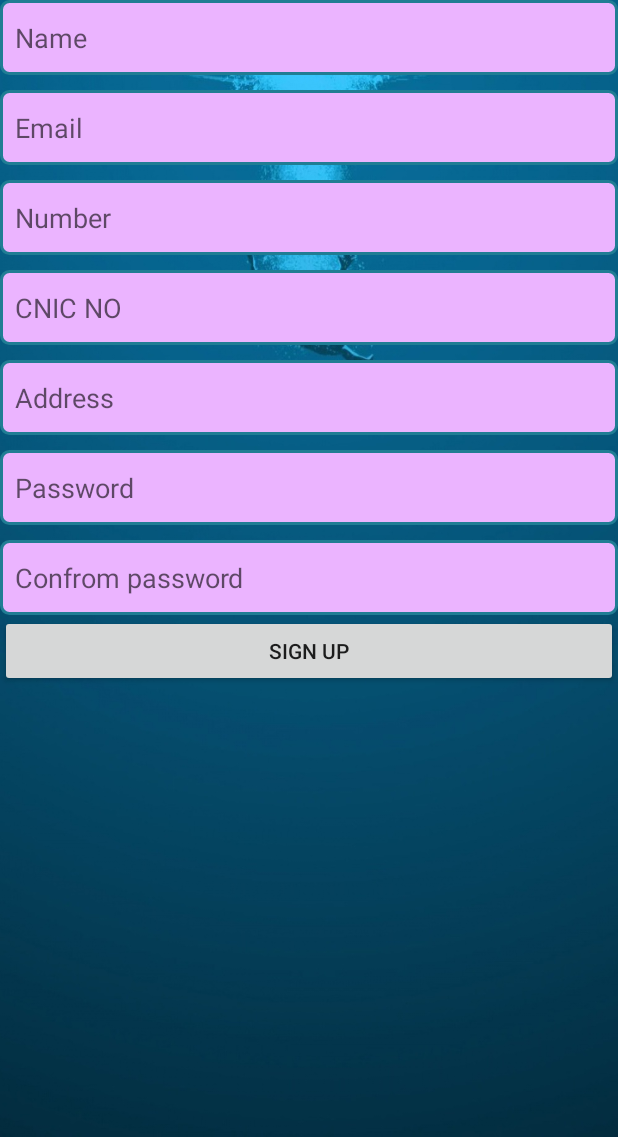
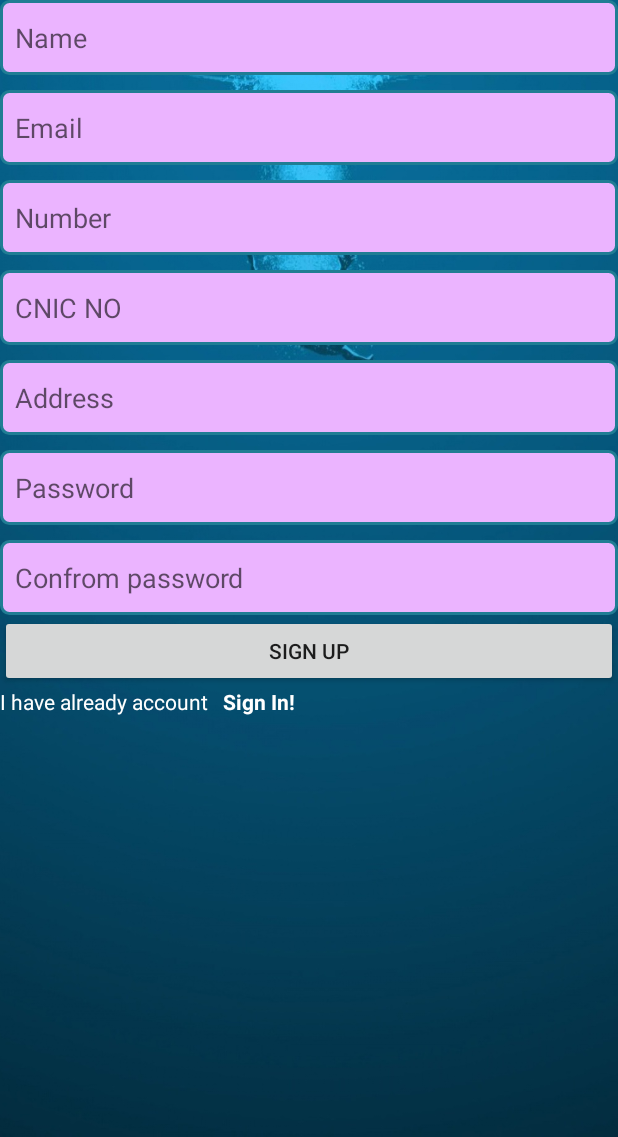
Before and after one commit to muhammadawais82/FitnessApp, an Android app: the SignUP_EMP screen opened directly, with no data from a screen before it, on a phone screen of 412 x 824 dp, the part 99-1236 px from its top. Run offline under Robolectric (Android 15) with nearby library versions, the light colour scheme and no system bars.

Commit message:
add a clickable link which take the user on sign in page if he has already an account

```diff
--- a/app/src/main/java/logic2magic/com/health_fitness/STEP_COUNTER.java
+++ b/app/src/main/java/logic2magic/com/health_fitness/STEP_COUNTER.java
@@ -10,6 +10,7 @@ import android.graphics.BitmapFactory;
 import android.graphics.Rect;
 import android.graphics.drawable.Drawable;
 import android.os.Build;
+import android.support.annotation.RequiresApi;
 import android.support.v4.view.animation.LinearOutSlowInInterpolator;
 import android.support.v7.app.AppCompatActivity;
 import android.os.Bundle;
@@ -80,6 +81,7 @@ public class STEP_COUNTER extends AppCompatActivity {
         init();
     }
 
+    @RequiresApi(api = Build.VERSION_CODES.JELLY_BEAN)
     public void init() {
 
         isServiceStopped = true; // variable for managing service state - required to invoke "stopService" only once to avoid Exception.
--- a/app/src/main/java/logic2magic/com/health_fitness/SignUP_EMP.java
+++ b/app/src/main/java/logic2magic/com/health_fitness/SignUP_EMP.java
@@ -10,6 +10,7 @@ import android.view.View;
 import android.widget.Button;
 import android.widget.EditText;
 import android.widget.Spinner;
+import android.widget.TextView;
 
 import logic2magic.com.health_fitness.db.SQ_EMP;
 
@@ -17,6 +18,7 @@ public class SignUP_EMP extends AppCompatActivity {
 
 
     EditText name, email ,address , password ,confrom_password,number, cnic,degree,subject;
+    TextView tv;
     Button signup_btn;
 
     String str_job_type = null;
@@ -37,6 +39,8 @@ public class SignUP_EMP extends AppCompatActivity {
         password = findViewById(R.id.signup_password);
         number = findViewById(R.id.signup_no);
         cnic = findViewById(R.id.signup_cnic);
+        tv = findViewById(R.id.signin_up);
+
 
         signup_btn = findViewById(R.id.signup_btn);
 
@@ -46,6 +50,14 @@ public class SignUP_EMP extends AppCompatActivity {
 
 
 
+        tv.setOnClickListener(new View.OnClickListener() {
+            @Override
+            public void onClick(View view) {
+                Intent intent = new Intent(SignUP_EMP.this, Sign_in_EMP.class);
+
+                startActivity(intent);
+            }
+        });
         signup_btn.setOnClickListener(new View.OnClickListener() {
             @Override
             public void onClick(View view) {
--- a/app/src/main/res/layout/activity_sign_up__emp.xml
+++ b/app/src/main/res/layout/activity_sign_up__emp.xml
@@ -68,6 +68,7 @@
                 style="@style/sign"
                 android:hint="Confrom password"/>
 
+
             <LinearLayout
                 android:id="@+id/linearLayout2"
                 android:layout_width="wrap_content"
@@ -102,9 +103,35 @@
                 android:id="@+id/signup_btn"
                 android:layout_width="match_parent"
                 android:layout_height="wrap_content"
-                android:text="Sign Up"/>
+                android:text="Sign Up"
+                />
+
+            <LinearLayout
+                android:layout_width="wrap_content"
+                android:layout_height="wrap_content"
+                android:orientation="horizontal"
+                >
+
+                <TextView
+                    android:id="@+id/alreadyAcc"
+                    android:layout_width="wrap_content"
+                    android:layout_height="38dp"
+                    android:text="I have already account"
+                    android:textColor="#fff"
+
+                    />
+
+                <TextView
+                    android:id="@+id/signin_up"
+                    android:layout_width="108dp"
+                    android:layout_height="wrap_content"
+                    android:text="Sign In!"
+                    android:textColor="#fff"
+                    android:textStyle="bold"
+                    android:layout_marginLeft="10sp"/>
 
 
+            </LinearLayout>
 
         </LinearLayout>
     </ScrollView>
```
